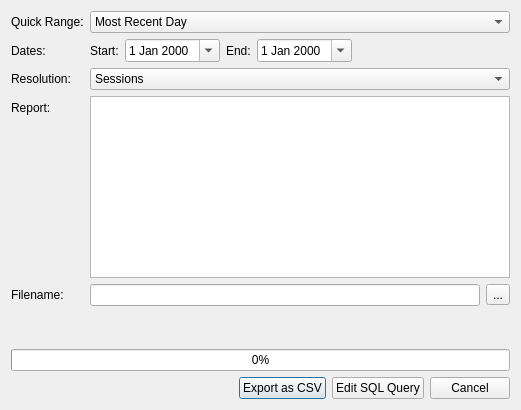
The window that oscar/exportcsv.ui (tomasohara/OSCAR-SQL) describes before a commit, drawn with Qt 5.
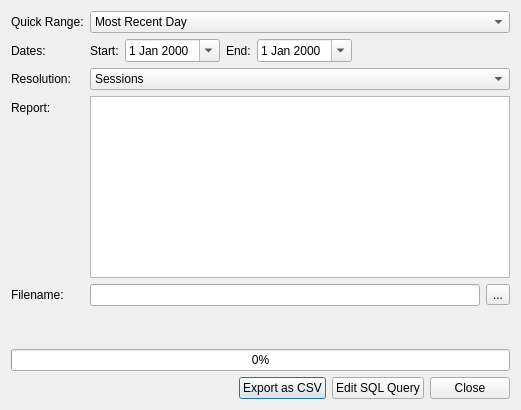
The same window after the commit. Icons and pictures are not drawn.

Commit message:
Change Export CSV dialog Cancel button to Close
Since the export is immediate and repeatable, Close is correct at
all times — there is nothing to cancel between exports.

```diff
--- a/oscar/exportcsv.ui
+++ b/oscar/exportcsv.ui
@@ -222,7 +222,7 @@
      <item>
       <widget class="QPushButton" name="cancelButton">
        <property name="text">
-        <string>Cancel</string>
+        <string>Close</string>
        </property>
       </widget>
      </item>
```
